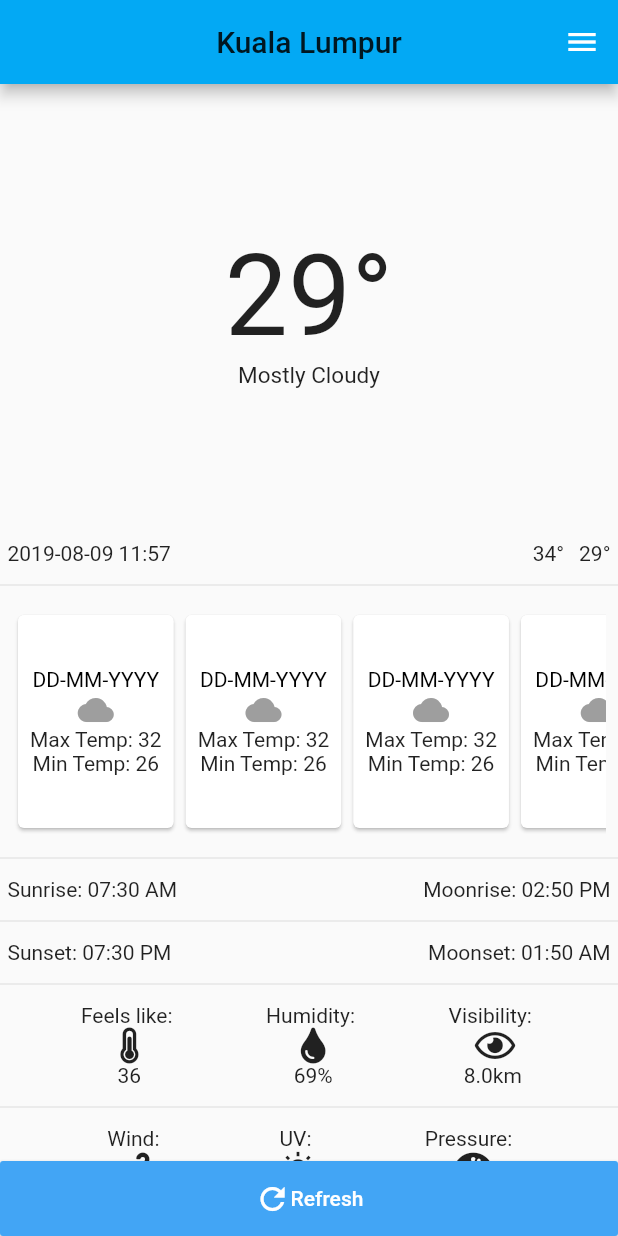
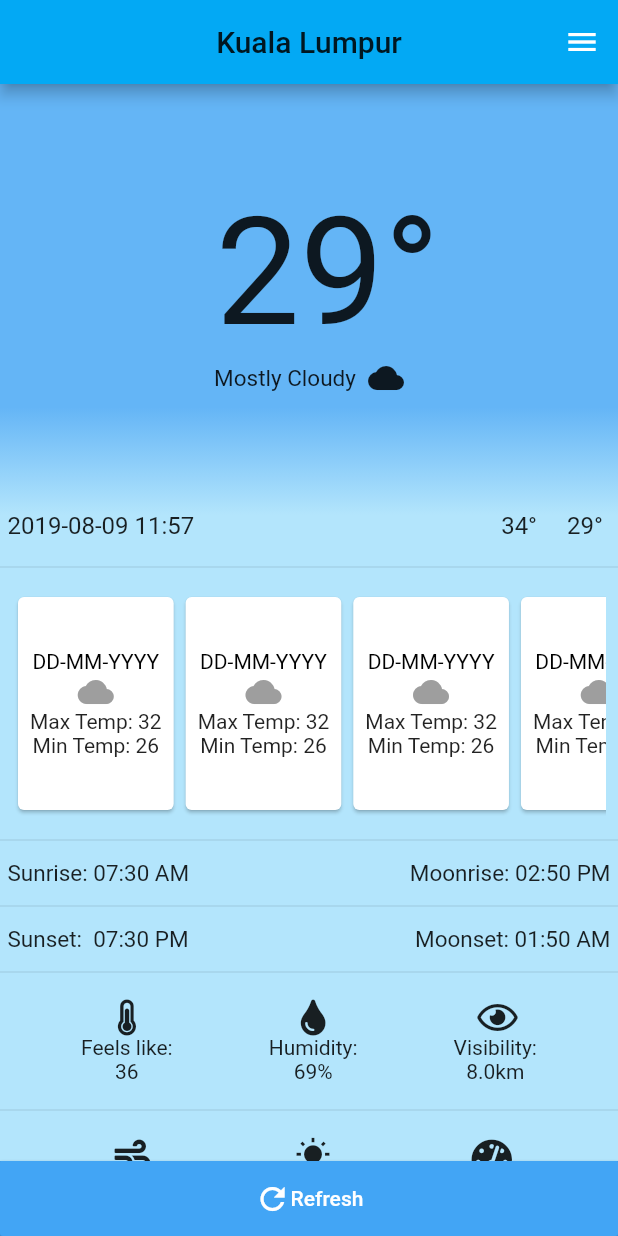
Before and after one commit to syazwan010299/AssignmentMDP2, a Flutter app: the screen it shows after launch, on a phone screen of 412 x 824 dp. Run offline on Flutter 3.47's test engine with Material 2 defaults, Android fonts, the phone set to English and light mode, and no system bars; our stand-ins replace font_awesome_flutter.

Commit message:
refined layout

```diff
--- a/future_weather/lib/main.dart
+++ b/future_weather/lib/main.dart
@@ -17,10 +17,12 @@ class MyApp extends StatelessWidget {
     );
   }
 }
+
 class MyWeatherApp extends StatelessWidget {
   @override
   Widget build(BuildContext context) {
     return Scaffold(
+
       appBar: AppBar(
         centerTitle: true,
         title: Text("Kuala Lumpur"),
@@ -35,7 +37,9 @@ class MyWeatherApp extends StatelessWidget {
               }),
         ],
       ),
-      body: MyCurrentWeather(),
+      body:
+        MyCurrentWeather(),
+
     );
   }
 }
--- a/future_weather/lib/screens/current_weather.dart
+++ b/future_weather/lib/screens/current_weather.dart
@@ -6,29 +6,270 @@ import 'package:provider/provider.dart';
 import 'JSONWeather.dart';
 
 class MyCurrentWeather extends StatelessWidget {
-
-
   @override
   Widget build(BuildContext context) {
+    return Scaffold(
+      backgroundColor: Colors.blue[400],
+      body: Container(
+        decoration: BoxDecoration(
+          gradient: LinearGradient(
+            begin: Alignment.topCenter,
+            end: Alignment.bottomCenter,
+            stops: [0.3, 0.4],
+            colors: [
+              Colors.blue[300],
+              Colors.lightBlue[100],
+            ],
+          ),
+        ),
+        child: ListView(
+          scrollDirection: Axis.vertical,
+          children: <Widget>[
+            Container(
+              child: SizedBox(
+                height: 275.0,
+                child: Column(
+                  mainAxisAlignment: MainAxisAlignment.center,
+                  crossAxisAlignment: CrossAxisAlignment.center,
+                  children: <Widget>[
+                    Padding(
+                      padding: EdgeInsets.only(left: 25.0),
+                      child: Text(
+                        //JSON ADDED HERE
+                        '29°',
+                        style: TextStyle(
+                          fontSize: 100,
+                        ),
+                      ),
+                    ),
+                    Row(
+                      crossAxisAlignment: CrossAxisAlignment.center,
+                      mainAxisAlignment: MainAxisAlignment.center,
+                      children: <Widget>[
+                        Text(
+                      //JSON ADDED HERE
+                      'Mostly Cloudy',
+                      style: TextStyle(fontSize: 15),
+                    ),
+                    Padding(
+                      padding: EdgeInsets.only(left: 8.0),
+                      child: Icon(Icons.cloud),
+                    ),
 
-    return Scaffold(
-      body: ListView(
-        scrollDirection: Axis.vertical,
-        children: <Widget>[
-          _buildCurrentTemp(),
-          _buildCurrentTime(),
-          Divider(),
-          _buildForecast(),
-          Divider(),
-          _buildRiseTime(),
-          Divider(),
-          _buildSetTime(),
-          Divider(),
-          _buildFirstIconRow(),
-          Divider(),
-          _buildSecondIconRow()
-        ],
+                      ],
+                    ),
+
+                  ],
+                ),
+              ),
+            ),
+
+            //CURRENT DATE AND MAX/MIN TEMPS
+            Row(
+              mainAxisAlignment: MainAxisAlignment.spaceBetween,
+              children: <Widget>[
+                Padding(
+                  padding: EdgeInsets.all(5.0),
+                  child: Text(
+                    '2019-08-09 11:57',
+                    style: TextStyle(fontSize: 16),
+                  ), //JSON LOCAL TIME
+                ),
+                Row(
+                  mainAxisAlignment: MainAxisAlignment.end,
+                  children: [
+                    Row(
+                      mainAxisAlignment: MainAxisAlignment.spaceEvenly,
+                      children: <Widget>[
+                        Padding(
+                          padding: EdgeInsets.all(10.0),
+                          child: Text(
+                            '34°',
+                            style: TextStyle(fontSize: 16),
+                          ),
+                        ),
+                        Padding(
+                          padding: EdgeInsets.all(10.0),
+                          child: Text(
+                            '29°',
+                            style: TextStyle(fontSize: 16),
+                          ),
+                        ),
+                      ],
+                    ),
+                  ],
+                ),
+              ],
+            ),
+            Divider(),
+
+            //FORECAST LIST
+            Padding(
+              padding: EdgeInsets.all(8.0),
+              child: Container(
+                height: 150.0,
+                child: ListView.builder(
+                  itemCount: 6,
+                  scrollDirection: Axis.horizontal,
+                  itemBuilder: (context, index) => Card(
+                    child: Padding(
+                      padding: const EdgeInsets.all(8.0),
+                      child: Column(
+                        mainAxisAlignment: MainAxisAlignment.center,
+                        children: <Widget>[
+                          Text('DD-MM-YYYY',
+                              style: TextStyle(color: Colors.black)),
+                          Icon(Icons.cloud, color: Colors.grey),
+                          Text('Max Temp: 32'),
+                          Text('Min Temp: 26'),
+                        ],
+                      ),
+                    ),
+                  ),
+                ),
+              ),
+            ),
+            Divider(),
+
+            //SUNRISE/MOONRISE
+            Row(
+              mainAxisAlignment: MainAxisAlignment.spaceBetween,
+              children: <Widget>[
+                Padding(
+                  padding: EdgeInsets.all(5.0),
+                  child: Text(
+                    'Sunrise: 07:30 AM',
+                    style: TextStyle(fontSize: 15),
+                  ),
+                ),
+                Padding(
+                  padding: EdgeInsets.all(5.0),
+                  child: Text(
+                    'Moonrise: 02:50 PM',
+                    style: TextStyle(fontSize: 15),
+                  ),
+                ),
+              ],
+            ),
+            Divider(),
+
+            //SUNSET/MOONSET
+            Row(
+              mainAxisAlignment: MainAxisAlignment.spaceBetween,
+              children: <Widget>[
+                Padding(
+                  padding: EdgeInsets.all(5.0),
+                  child: Text(
+                    'Sunset:  07:30 PM',
+                    style: TextStyle(fontSize: 15),
+                  ),
+                ),
+                Padding(
+                  padding: EdgeInsets.all(5.0),
+                  child: Text(
+                    'Moonset: 01:50 AM',
+                    style: TextStyle(fontSize: 15),
+                  ),
+                ),
+              ],
+            ),
+            Divider(),
+
+            //FIRST ROW ICON MEASUREMENTS
+            Row(
+              mainAxisAlignment: MainAxisAlignment.spaceEvenly,
+              crossAxisAlignment: CrossAxisAlignment.end,
+              children: <Widget>[
+                Container(
+                  margin: EdgeInsets.all(10.0),
+                  child: Column(
+                    mainAxisAlignment: MainAxisAlignment.center,
+                    children: <Widget>[
+                      Icon(FontAwesomeIcons.thermometerThreeQuarters),
+                      Text('Feels like:'),
+                      Text('36'),
+                    ],
+                  ),
+                ),
+                Container(
+                  margin: EdgeInsets.all(10.0),
+                  child: Column(
+                    mainAxisAlignment: MainAxisAlignment.center,
+                    children: <Widget>[
+                      Icon(FontAwesomeIcons.tint),
+                      Text('Humidity:'),
+                      Text('69%'),
+                    ],
+                  ),
+                ),
+                Container(
+                  margin: EdgeInsets.all(10.0),
+                  child: Column(
+                    mainAxisAlignment: MainAxisAlignment.center,
+                    children: <Widget>[
+                      Icon(FontAwesomeIcons.eye),
+                      Text('Visibility:'),
+                      Text('8.0km'),
+                    ],
+                  ),
+                ),
+              ],
+            ),
+            Divider(),
+
+            //SECOND ROW ICON MEASUREMENTS
+            Row(
+              mainAxisAlignment: MainAxisAlignment.spaceEvenly,
+              crossAxisAlignment: CrossAxisAlignment.end,
+              children: <Widget>[
+                Container(
+                  margin: EdgeInsets.all(10.0),
+                  child: Padding(
+                    padding: EdgeInsets.only(left: 10.0, right: 10),
+                    child: Column(
+                      mainAxisAlignment: MainAxisAlignment.center,
+                      children: <Widget>[
+                        Icon(FontAwesomeIcons.wind),
+                        Text('Wind:'),
+                        Text('36km/h'),
+                      ],
+                    ),
+                  ),
+                ),
+                Container(
+                  margin: EdgeInsets.all(10.0),
+                  child: Padding(
+                    padding: EdgeInsets.only(left: 10),
+                    child: Column(
+                      mainAxisAlignment: MainAxisAlignment.center,
+                      children: <Widget>[
+                        Icon(Icons.wb_sunny),
+                        Text('UV:'),
+                        Text('8.3'),
+                      ],
+                    ),
+                  ),
+                ),
+                Container(
+                  margin: EdgeInsets.all(10.0),
+                  child: Padding(
+                    padding: EdgeInsets.only(left: 10),
+                    child: Column(
+                      mainAxisAlignment: MainAxisAlignment.center,
+                      children: <Widget>[
+                        Icon(FontAwesomeIcons.tachometerAlt),
+                        Text('Pressure:'),
+                        Text('1010.0mb'),
+                      ],
+                    ),
+                  ),
+                ),
+              ],
+            ),
+          ],
+        ),
       ),
+      //CONSTRUCT REFRESH BUTTON
       bottomNavigationBar: MaterialButton(
         color: Colors.blue[400],
         onPressed: () {},
@@ -54,202 +295,29 @@ class MyCurrentWeather extends StatelessWidget {
   }
 }
 
-Widget _buildCurrentTemp() {
-  return Container(
-    child: SizedBox(
-      height: 300.0,
-      child: Column(
-        mainAxisAlignment: MainAxisAlignment.center,
-        crossAxisAlignment: CrossAxisAlignment.center,
-        children: <Widget>[
-          Text(
-            //JSON ADDED HERE
-            '29°',
-            style: TextStyle(
-              fontSize: 75,
-            ),
-          ),
-          Text(
-            //JSON ADDED HERE
-            'Mostly Cloudy',
-            style: TextStyle(fontSize: 15),
-          ),
-        ],
-      ),
-    ),
-  );
-}
-
-Widget _buildCurrentTime() {
-  return Row(
-    mainAxisAlignment: MainAxisAlignment.spaceBetween,
-    children: <Widget>[
-      Padding(
-        padding: EdgeInsets.all(5.0),
-        child: Text('2019-08-09 11:57'), //JSON LOCAL TIME
-      ),
-      Row(
-        mainAxisAlignment: MainAxisAlignment.end,
-        children: [
-          Row(
-            mainAxisAlignment: MainAxisAlignment.spaceEvenly,
-            children: <Widget>[
-              Padding(
-                padding: EdgeInsets.all(5.0),
-                child: Text('34°'),
-              ),
-              Padding(
-                padding: EdgeInsets.all(5.0),
-                child: Text('29°'),
-              ),
-            ],
-          ),
-        ],
-      ),
-    ],
-  );
-}
-
-Widget _buildRiseTime() {
-  return Row(
-    mainAxisAlignment: MainAxisAlignment.spaceBetween,
-    children: <Widget>[
-      Padding(
-        padding: EdgeInsets.all(5.0),
-        child: Text('Sunrise: 07:30 AM'),
-      ),
-      Padding(
-        padding: EdgeInsets.all(5.0),
-        child: Text('Moonrise: 02:50 PM'),
-      ),
-    ],
-  );
-}
-
-Widget _buildSetTime() {
-  //OPTIONAL
-  return Row(
-    mainAxisAlignment: MainAxisAlignment.spaceBetween,
-    children: <Widget>[
-      Padding(
-        padding: EdgeInsets.all(5.0),
-        child: Text('Sunset: 07:30 PM'),
-      ),
-      Padding(
-        padding: EdgeInsets.all(5.0),
-        child: Text('Moonset: 01:50 AM'),
-      ),
-    ],
-  );
-}
-
-Widget _buildFirstIconRow() {
-  return Row(
-    mainAxisAlignment: MainAxisAlignment.spaceEvenly,
-    crossAxisAlignment: CrossAxisAlignment.end,
-    children: <Widget>[
-      Container(
-        margin: EdgeInsets.all(5.0),
-        child: Column(
-          mainAxisAlignment: MainAxisAlignment.center,
-          children: <Widget>[
-            Text('Feels like: '),
-            Icon(FontAwesomeIcons.thermometerThreeQuarters),
-            Text('36'),
-          ],
-        ),
-      ),
-      Container(
-        margin: EdgeInsets.all(5.0),
-        child: Column(
-          mainAxisAlignment: MainAxisAlignment.center,
-          children: <Widget>[
-            Text('Humidity: '),
-            Icon(FontAwesomeIcons.tint),
-            Text('69%'),
-          ],
-        ),
-      ),
-      Container(
-        margin: EdgeInsets.all(5.0),
-        child: Column(
-          mainAxisAlignment: MainAxisAlignment.center,
-          children: <Widget>[
-            Text('Visibility: '),
-            Icon(FontAwesomeIcons.eye),
-            Text('8.0km'),
-          ],
-        ),
-      ),
-    ],
-  );
-}
-
-Widget _buildSecondIconRow() {
-  return Row(
-    mainAxisAlignment: MainAxisAlignment.spaceEvenly,
-    crossAxisAlignment: CrossAxisAlignment.end,
-    children: <Widget>[
-      Container(
-        margin: EdgeInsets.all(5.0),
-        child: Column(
-          mainAxisAlignment: MainAxisAlignment.center,
-          children: <Widget>[
-            Text('Wind: '),
-            Icon(FontAwesomeIcons.wind),
-            Text('36km/h'),
-          ],
-        ),
-      ),
-      Container(
-        margin: EdgeInsets.all(5.0),
-        child: Column(
-          mainAxisAlignment: MainAxisAlignment.center,
-          children: <Widget>[
-            Text('UV: '),
-            Icon(Icons.wb_sunny),
-            Text('8.3'),
-          ],
-        ),
-      ),
-      Container(
-        margin: EdgeInsets.all(5.0),
-        child: Column(
-          mainAxisAlignment: MainAxisAlignment.center,
-          children: <Widget>[
-            Text('Pressure: '),
-            Icon(FontAwesomeIcons.tachometerAlt),
-            Text('1010.0mb'),
-          ],
-        ),
-      ),
-    ],
-  );
-}
-
-Widget _buildForecast() {
-  return Padding(
-    padding: EdgeInsets.all(8.0),
-    child: Container(
-      height: 150.0,
-      child: ListView.builder(
-        itemCount: 7,
-        scrollDirection: Axis.horizontal,
-        itemBuilder: (context, index) => Card(
-          child: Padding(
-            padding: const EdgeInsets.all(8.0),
-            child: Column(
-              mainAxisAlignment: MainAxisAlignment.center,
-              children: <Widget>[
-                Text('DD-MM-YYYY', style: TextStyle(color: Colors.black)),
-                Icon(Icons.cloud, color: Colors.grey),
-                Text('Max Temp: 32'),
-                Text('Min Temp: 26'),
-              ],
-            ),
-          ),
-        ),
-      ),
-    ),
-  );
-}
+// Widget _buildForecast() {
+//   return Padding(
+//     padding: EdgeInsets.all(8.0),
+//     child: Container(
+//       height: 150.0,
+//       child: ListView.builder(
+//         itemCount: 7,
+//         scrollDirection: Axis.horizontal,
+//         itemBuilder: (context, index) => Card(
+//           child: Padding(
+//             padding: const EdgeInsets.all(8.0),
+//             child: Column(
+//               mainAxisAlignment: MainAxisAlignment.center,
+//               children: <Widget>[
+//                 Text('DD-MM-YYYY', style: TextStyle(color: Colors.black)),
+//                 Icon(Icons.cloud, color: Colors.grey),
+//                 Text('Max Temp: 32'),
+//                 Text('Min Temp: 26'),
+//               ],
+//             ),
+//           ),
+//         ),
+//       ),
+//     ),
+//   );
+// }
```
Lines whose indentation alone changed are shown as unchanged.
